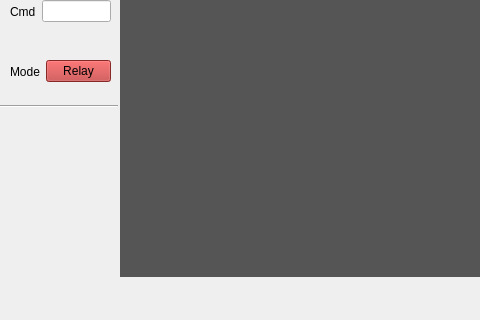
The window that pyqt/ui_file.ui (SarathM1/OpenCV2) describes before a commit, drawn with Qt 5; both pictures show x 0 to 480 and y 344 to 664 of the 1071 by 664 pixel window.
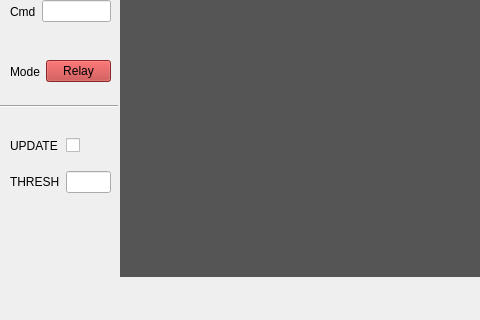
The same window after the commit.

Commit message: Added widgets for handling Button threshold value

Patch:
```diff
--- a/pyqt/ui_file.ui
+++ b/pyqt/ui_file.ui
@@ -246,6 +246,42 @@
      </rect>
     </property>
    </widget>
+   <widget class="QWidget" name="gridLayoutWidget_2">
+    <property name="geometry">
+     <rect>
+      <x>10</x>
+      <y>470</y>
+      <width>101</width>
+      <height>80</height>
+     </rect>
+    </property>
+    <layout class="QGridLayout" name="gridLayout_2">
+     <item row="1" column="1">
+      <widget class="QLineEdit" name="thresh_val"/>
+     </item>
+     <item row="1" column="0">
+      <widget class="QLabel" name="label_3">
+       <property name="text">
+        <string>THRESH</string>
+       </property>
+      </widget>
+     </item>
+     <item row="0" column="1">
+      <widget class="QCheckBox" name="thresh_trigger">
+       <property name="text">
+        <string/>
+       </property>
+      </widget>
+     </item>
+     <item row="0" column="0">
+      <widget class="QLabel" name="label_4">
+       <property name="text">
+        <string>UPDATE</string>
+       </property>
+      </widget>
+     </item>
+    </layout>
+   </widget>
   </widget>
   <widget class="QMenuBar" name="menubar">
    <property name="geometry">
```
The commit also changes 1 other file.
